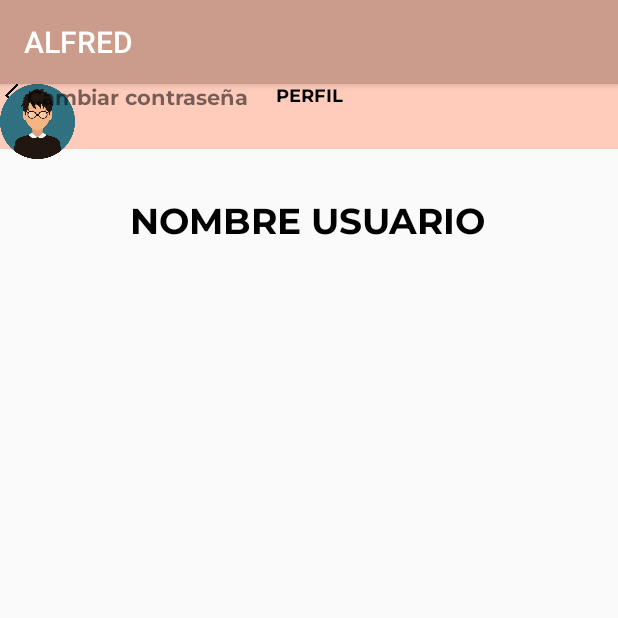
After one commit to agusCEV12/ALFRED, an Android app: the Profile screen opened directly, with no data from a screen before it, on a phone screen of 412 x 824 dp, the top half of it. The commit adds this screen. Run offline under Robolectric (Android 15) with nearby library versions, the phone set to English and light mode, and no system bars.

```diff
--- /dev/null
+++ b/app/src/main/java/com/example/alfred/ui/Espacios/Profile.java
@@ -0,0 +1,15 @@
+package com.example.alfred.ui.Espacios;
+
+import android.os.Bundle;
+
+import androidx.appcompat.app.AppCompatActivity;
+
+import com.example.alfred.R;
+
+public class Profile extends AppCompatActivity {
+
+    protected void onCreate(Bundle savedInstanceState) {
+        super.onCreate(savedInstanceState);
+        setContentView(R.layout.activity_profile);
+    }
+}
--- a/app/src/main/java/com/example/alfred/ui/Espacios/SalaPrincipal.java
+++ b/app/src/main/java/com/example/alfred/ui/Espacios/SalaPrincipal.java
@@ -107,6 +107,10 @@ public class SalaPrincipal extends AppCompatActivity implements AdapterView.OnIt
                 Intent intent2 = new Intent(this, Gastos.class);
                 startActivity(intent2);
                 break;
+            case 4:
+                Intent intent3 = new Intent(this, Profile.class);
+                startActivity(intent3);
+                break;
             default:
                 break;
         }
--- a/app/src/main/java/com/example/alfred/ui/Gastos.java
+++ b/app/src/main/java/com/example/alfred/ui/Gastos.java
@@ -160,7 +160,6 @@ public class Gastos extends AppCompatActivity implements AdapterView.OnItemClick
                 View result = view;
                 LayoutInflater inflater = (LayoutInflater) getSystemService(LAYOUT_INFLATER_SERVICE);
                 result = inflater.inflate(layout.popup_agregar_gastos, null);
-                Toast.makeText(Gastos.this, "El boton funciona wachos", Toast.LENGTH_SHORT).show();
 
                 // Creamos la ventana del pop-up
                 int width = 700;
--- /dev/null
+++ b/app/src/main/java/com/example/alfred/ui/HomeActivity.java
@@ -0,0 +1,6 @@
+package com.example.alfred.ui;
+
+import android.app.Activity;
+
+public class HomeActivity extends Activity {
+}
--- a/app/src/main/java/com/example/alfred/ui/Lista_compra.java
+++ b/app/src/main/java/com/example/alfred/ui/Lista_compra.java
@@ -123,16 +123,16 @@ public class Lista_compra extends AppCompatActivity implements AdapterView.OnIte
                 popupWindow.showAtLocation(result, Gravity.CENTER, 0, 0);
 
                 Button button = (Button) popupView.findViewById(id.btn_popup_agregarCompra_aceptar);
-                //Button btn_cancelar_Compra = result.findViewById(id.btn_popup_agregarCompra_cancelar);
+                Button btn_cancelar_Compra = result.findViewById(id.btn_popup_agregarCompra_cancelar);
                 EditText nombre = popupView.findViewById(id.text_popup_AgregarCompra_nombre_compra);
 
                 //Button cancelar, no funciona
-                /*btn_cancelar_Compra.setOnClickListener(new View.OnClickListener() {
+                btn_cancelar_Compra.setOnClickListener(new View.OnClickListener() {
                     @Override
                     public void onClick(View view) {
                         popupWindow.dismiss();
                     }
-                });*/
+                });
 
                 button.setOnClickListener(new View.OnClickListener() {
                     @Override
--- a/app/src/main/res/layout/activity_profile.xml
+++ b/app/src/main/res/layout/activity_profile.xml
@@ -63,6 +63,7 @@
         android:layout_height="wrap_content"
         android:fontFamily="@font/montserrat_bold"
         android:text="Cambiar contraseña"
+        android:onClick=""
         app:layout_constraintEnd_toEndOf="parent"
         app:layout_constraintHorizontal_bias="0.067"
         app:layout_constraintStart_toStartOf="parent"
--- a/app/src/main/res/layout/popup_add_tarea.xml
+++ b/app/src/main/res/layout/popup_add_tarea.xml
@@ -40,7 +40,7 @@
                 android:layout_width="wrap_content"
                 android:layout_height="wrap_content"
                 android:layout_weight="1"
-                android:fontFamily="@font/montserrat_semibold"
+                android:fontFamily="@font/montserrat_bold"
                 android:text="CANCELAR" />
 
         </LinearLayout>
```
Also changed, not shown: app/src/main/AndroidManifest.xml (+7 -0 lines).
